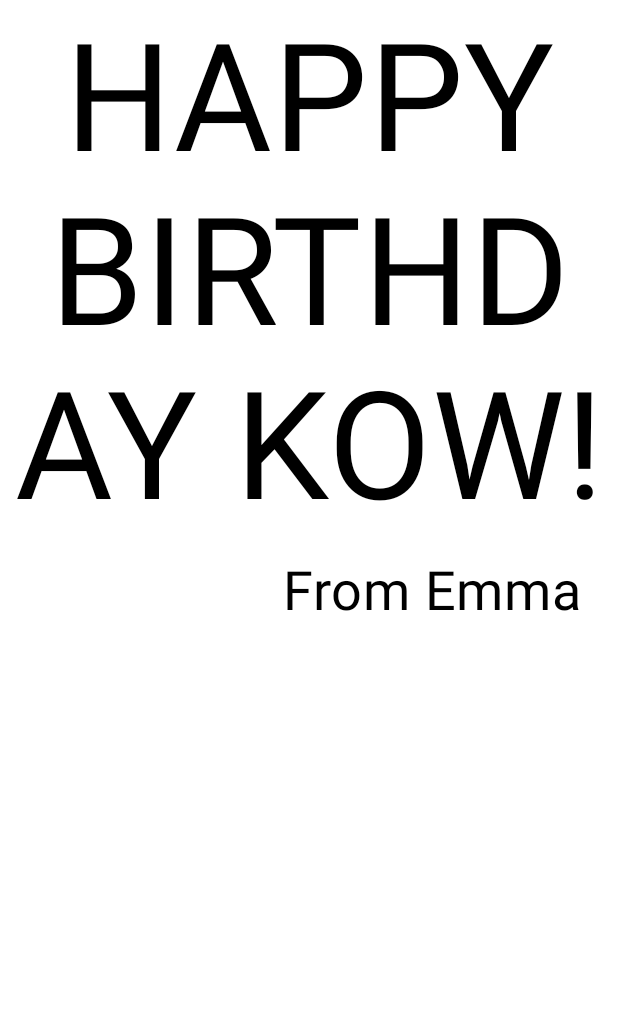
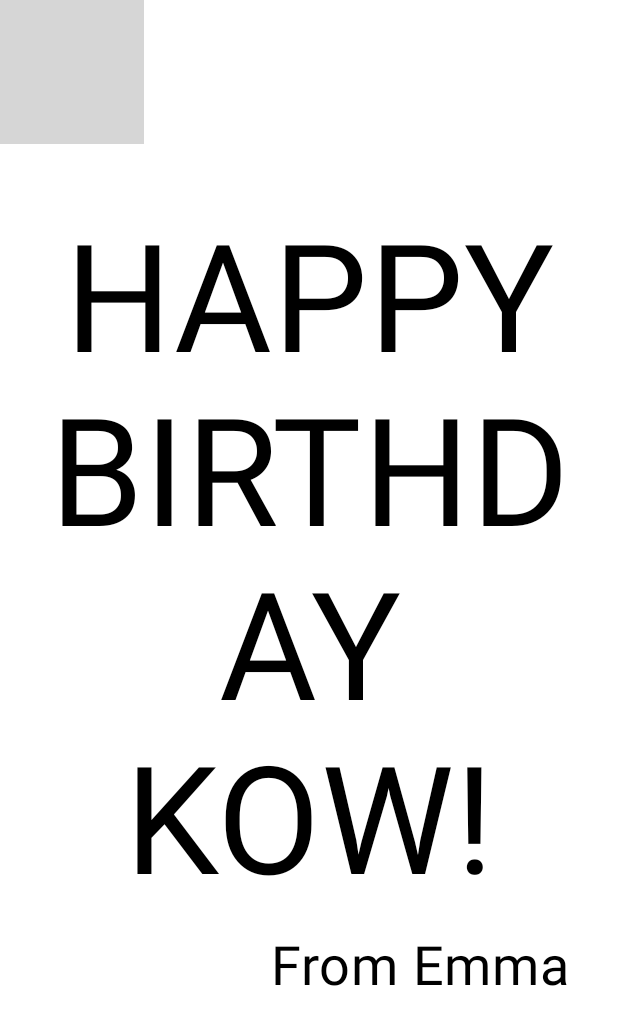
Before and after one commit to erepuntocepuntoeme/Happy-BirthdayRC, an Android app built with Jetpack Compose: the @Preview function BirthdayCardPreview, on a phone screen of 412 x 824 dp. Shown: the top 1025 px of the screen. Run offline under Robolectric (Android 15) with nearby library versions, the phone set to English and light mode, and no system bars; grey boxes are pictures that could not be loaded.

Commit message:
"Agrega imagen de fondo y ajusta escala y opacidad".

```diff
--- a/app/src/main/java/com/example/happybirthdayrc/MainActivity.kt
+++ b/app/src/main/java/com/example/happybirthdayrc/MainActivity.kt
@@ -4,7 +4,9 @@ import android.os.Bundle
 import androidx.activity.ComponentActivity
 import androidx.activity.compose.setContent
 import androidx.activity.enableEdgeToEdge
+import androidx.compose.foundation.Image
 import androidx.compose.foundation.layout.Arrangement
+import androidx.compose.foundation.layout.Box
 import androidx.compose.foundation.layout.Column
 import androidx.compose.foundation.layout.fillMaxSize
 import androidx.compose.foundation.layout.padding
@@ -13,6 +15,8 @@ import androidx.compose.material3.Text
 import androidx.compose.runtime.Composable
 import androidx.compose.ui.Alignment
 import androidx.compose.ui.Modifier
+import androidx.compose.ui.layout.ContentScale
+import androidx.compose.ui.res.painterResource
 import androidx.compose.ui.text.style.TextAlign
 import androidx.compose.ui.tooling.preview.Preview
 import androidx.compose.ui.unit.dp
@@ -26,7 +30,7 @@ class MainActivity : ComponentActivity() {
         setContent {
             HappyBirthdayRCTheme {
                 Scaffold(modifier = Modifier.fillMaxSize()) { innerPadding ->
-                    GreetingText(
+                    GreetingImage(
                         message = "HAPPY BIRTHDAY KOW!",
                         from = "From Emma",
                         modifier = Modifier.padding(innerPadding)
@@ -37,6 +41,25 @@ class MainActivity : ComponentActivity() {
     }
 }
 
+@Composable
+fun GreetingImage(message: String, from: String, modifier: Modifier = Modifier) {
+    val image = painterResource(R.drawable.androidparty)
+    Box(modifier) {
+        Image(
+            painter = image,
+            contentDescription = null,
+            contentScale = ContentScale.Crop,
+            alpha = 0.5F
+        )
+        GreetingText(
+            message = message,
+            from = from,
+            modifier = Modifier
+                .fillMaxSize()
+                .padding(8.dp)
+        )
+    }
+}
 @Composable
 fun GreetingText(message: String, from: String, modifier: Modifier = Modifier) {
     Column(
@@ -63,7 +86,10 @@ fun GreetingText(message: String, from: String, modifier: Modifier = Modifier) {
 @Composable
 fun BirthdayCardPreview() {
     HappyBirthdayRCTheme {
-        GreetingText(message = "HAPPY BIRTHDAY KOW!", from = "From Emma")
+        GreetingImage(
+            message = "HAPPY BIRTHDAY KOW!",
+            from = "From Emma"
+        )
 
     }
 }
```
Also changed, not shown: 1 other file.
